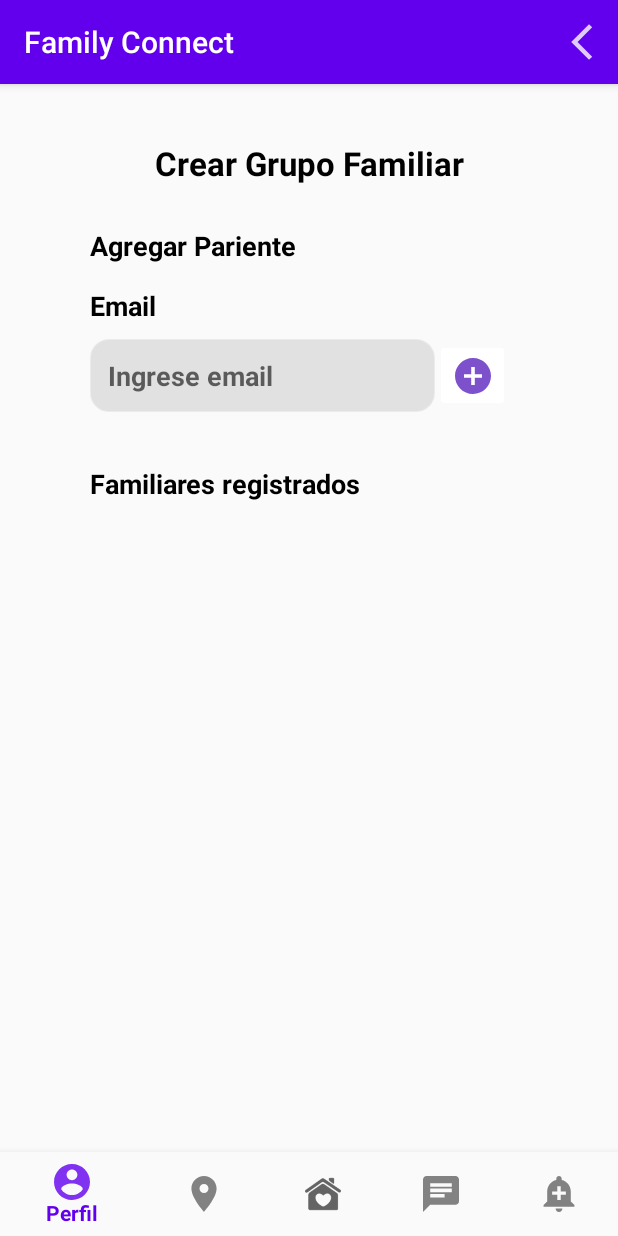
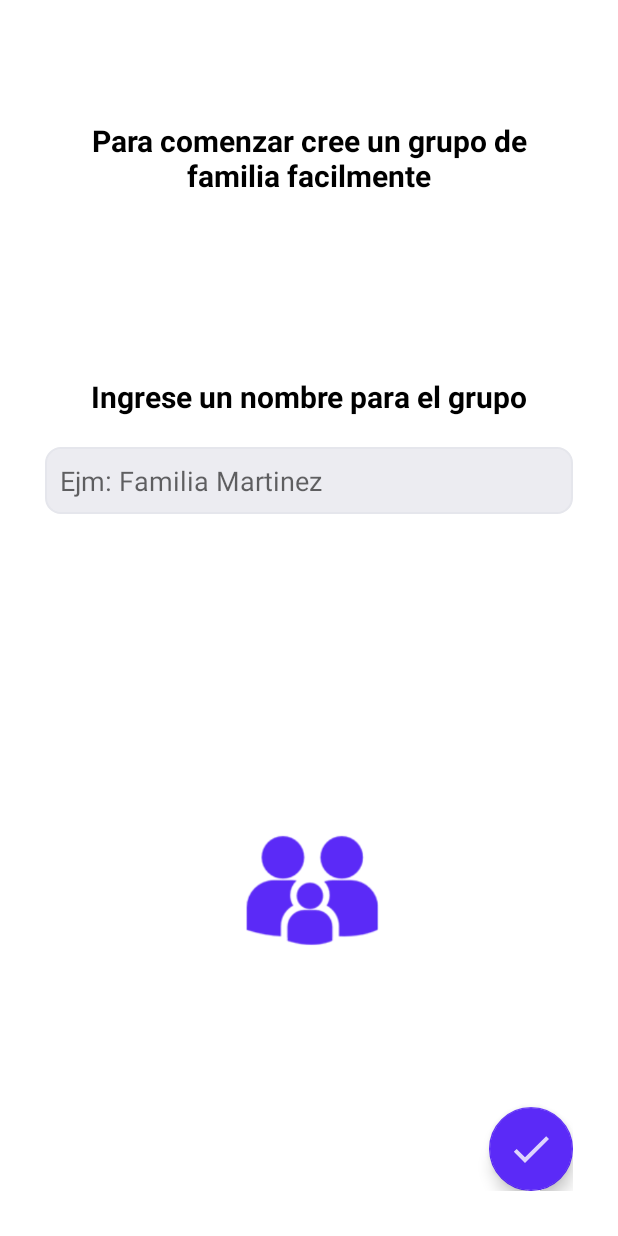
Before and after one commit to johanespino9/familyconnect-app, an Android app: the TypeAccount screen opened directly, with no data from a screen before it, after a tap on "PLAN GRATUITO HASTA 3 FAMILIARES", on a phone screen of 412 x 824 dp. Run offline under Robolectric (Android 15) with nearby library versions, the light colour scheme and no system bars.

Commit message:
[ADD]Diseño de añadir grupo y tipo de cuenta

```diff
--- a/app/build.gradle
+++ b/app/build.gradle
@@ -39,6 +39,7 @@ dependencies {
     implementation 'androidx.legacy:legacy-support-v4:1.0.0'
     implementation 'com.google.firebase:firebase-analytics:17.4.4'
     implementation 'androidx.recyclerview:recyclerview:1.1.0'
+    implementation 'de.hdodenhof:circleimageview:3.1.0'
     testImplementation 'junit:junit:4.12'
     androidTestImplementation 'androidx.test.ext:junit:1.1.1'
     androidTestImplementation 'androidx.test.espresso:espresso-core:3.2.0'
--- a/app/src/main/AndroidManifest.xml
+++ b/app/src/main/AndroidManifest.xml
@@ -14,10 +14,11 @@
         android:supportsRtl="true"
         android:theme="@style/AppTheme">
         <activity
+            android:name=".GroupAddActivity"
+            android:theme="@style/SinToolbar" />
+        <activity
             android:name=".TypeAccount"
-            android:theme="@style/SinToolbar">
-
-        </activity>
+            android:theme="@style/SinToolbar" />
         <activity
             android:name=".MainActivity"
             android:theme="@style/SinToolbar">
--- /dev/null
+++ b/app/src/main/java/com/johanespino/familyconnect/GroupAddActivity.java
@@ -0,0 +1,29 @@
+package com.johanespino.familyconnect;
+
+import androidx.appcompat.app.AppCompatActivity;
+
+import android.content.Intent;
+import android.os.Bundle;
+import android.view.View;
+
+import com.google.android.material.floatingactionbutton.FloatingActionButton;
+
+public class GroupAddActivity extends AppCompatActivity {
+    FloatingActionButton btn;
+
+    @Override
+    protected void onCreate(Bundle savedInstanceState) {
+        super.onCreate(savedInstanceState);
+        setContentView(R.layout.activity_group_add);
+        btn = findViewById(R.id.createGroupBtn);
+        btn.setOnClickListener(new View.OnClickListener() {
+            @Override
+            public void onClick(View v) {
+                Intent intent = new Intent(GroupAddActivity.this, HomeActivity.class);
+                startActivity(intent);
+                finish();
+            }
+        });
+
+    }
+}
--- a/app/src/main/java/com/johanespino/familyconnect/TypeAccount.kt
+++ b/app/src/main/java/com/johanespino/familyconnect/TypeAccount.kt
@@ -26,16 +26,19 @@ class TypeAccount : AppCompatActivity() {
 
         //Planes de la aplicacion
         btnfree.setOnClickListener { v: View? ->
-            val intent = Intent(this, HomeActivity::class.java)
+            val intent = Intent(this@TypeAccount, GroupAddActivity::class.java)
             startActivity(intent)
+            finish()
         }
         btngold.setOnClickListener { v: View? ->
-            val intent = Intent(this, HomeActivity::class.java)
+            val intent = Intent(this@TypeAccount, GroupAddActivity::class.java)
             startActivity(intent)
+            finish()
         }
         btnblack.setOnClickListener { v: View? ->
-            val intent = Intent(this, HomeActivity::class.java)
+            val intent = Intent(this@TypeAccount, GroupAddActivity::class.java)
             startActivity(intent)
+            finish()
         }
 
     }
--- /dev/null
+++ b/app/src/main/res/drawable-anydpi/ic_done.xml
@@ -0,0 +1,16 @@
+<vector xmlns:android="http://schemas.android.com/apk/res/android"
+    android:width="24dp"
+    android:height="24dp"
+    android:viewportWidth="24"
+    android:viewportHeight="24"
+    android:tint="#FFFFFF"
+    android:alpha="0.8">
+  <group android:scaleX="1.3333334"
+      android:scaleY="1.3333334"
+      android:translateX="-4"
+      android:translateY="-4">
+    <path
+        android:fillColor="@android:color/white"
+        android:pathData="M9,16.17L4.83,12l-1.42,1.41L9,19 21,7l-1.41,-1.41z"/>
+  </group>
+</vector>
--- /dev/null
+++ b/app/src/main/res/layout/activity_group_add.xml
@@ -0,0 +1,68 @@
+<?xml version="1.0" encoding="utf-8"?>
+<RelativeLayout xmlns:android="http://schemas.android.com/apk/res/android"
+    xmlns:app="http://schemas.android.com/apk/res-auto"
+    xmlns:tools="http://schemas.android.com/tools"
+    android:layout_width="match_parent"
+    android:layout_height="match_parent"
+    android:layout_gravity="center_horizontal"
+    android:background="#FFF"
+    android:padding="30dp"
+    tools:context=".GroupAddActivity">
+
+    <TextView
+        android:id="@+id/info"
+        android:layout_width="match_parent"
+
+        android:layout_height="wrap_content"
+        android:layout_marginTop="50dp"
+        android:text="@string/para_comenzar_cree_un_grupo_de_familia_facilmente"
+        android:textAlignment="center"
+        android:textColor="#000"
+        android:textSize="20sp"
+        android:textStyle="bold">
+
+    </TextView>
+
+    <TextView
+        android:id="@+id/info2"
+        android:layout_width="match_parent"
+        android:layout_height="wrap_content"
+        android:layout_below="@id/info"
+        android:layout_marginTop="120dp"
+        android:text="Ingrese un nombre para el grupo"
+        android:textAlignment="center"
+        android:textColor="#000"
+        android:textSize="20sp"
+        android:textStyle="bold">
+
+    </TextView>
+
+    <EditText
+        android:id="@+id/tittlegroup"
+        android:layout_width="match_parent"
+        android:layout_height="wrap_content"
+        android:layout_below="@id/info2"
+        android:layout_marginTop="20dp"
+        android:background="@drawable/corner"
+        android:backgroundTint="#E5E6EC"
+        android:hint="Ejm: Familia Martinez"
+        android:padding="10dp" />
+
+    <ImageView
+        android:layout_width="wrap_content"
+        android:layout_height="wrap_content"
+        android:layout_alignParentBottom="true"
+        android:layout_centerInParent="true"
+        android:src="@drawable/people">
+
+    </ImageView>
+
+    <com.google.android.material.floatingactionbutton.FloatingActionButton
+        android:id="@+id/createGroupBtn"
+        android:layout_width="wrap_content"
+        android:layout_height="wrap_content"
+        android:layout_alignParentEnd="true"
+        android:layout_alignParentBottom="true"
+        android:src="@drawable/ic_done"
+        app:backgroundTint="@color/ic_launcher_background" />
+</RelativeLayout>
--- a/app/src/main/res/values/strings.xml
+++ b/app/src/main/res/values/strings.xml
@@ -7,4 +7,6 @@
     <string name="plan_gratuito_hasta_3_familiares">PLAN GRATUITO HASTA 3 FAMILIARES</string>
     <string name="plan_gold_hasta_7_familiares">PLAN GOLD HASTA 7 FAMILIARES</string>
     <string name="plan_black_hasta_14_familiares">PLAN BLACK HASTA 14 FAMILIARES</string>
+    <string name="titulo_del_grupo">Titulo del grupo</string>
+    <string name="para_comenzar_cree_un_grupo_de_familia_facilmente">Para comenzar cree un grupo de familia facilmente</string>
 </resources>
```
Also changed, not shown: app/src/main/res/drawable-hdpi/ic_done.png (added), app/src/main/res/drawable-mdpi/ic_done.png (added), app/src/main/res/drawable-mdpi/people.png (added), app/src/main/res/drawable-xhdpi/ic_done.png (added), app/src/main/res/drawable-xxhdpi/ic_done.png (added).
